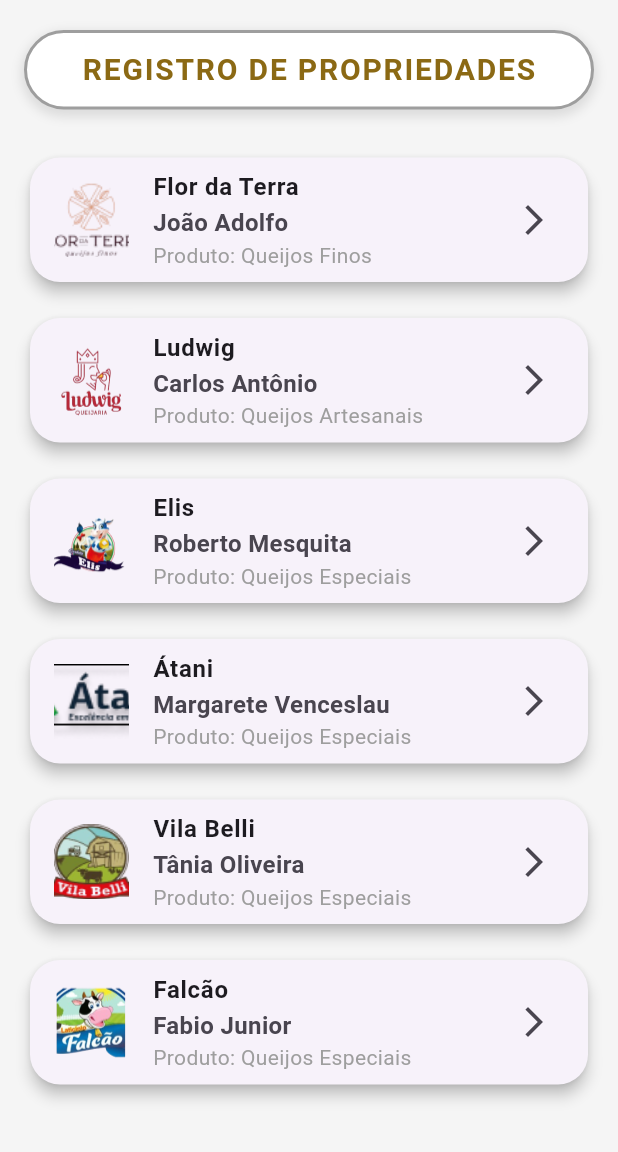
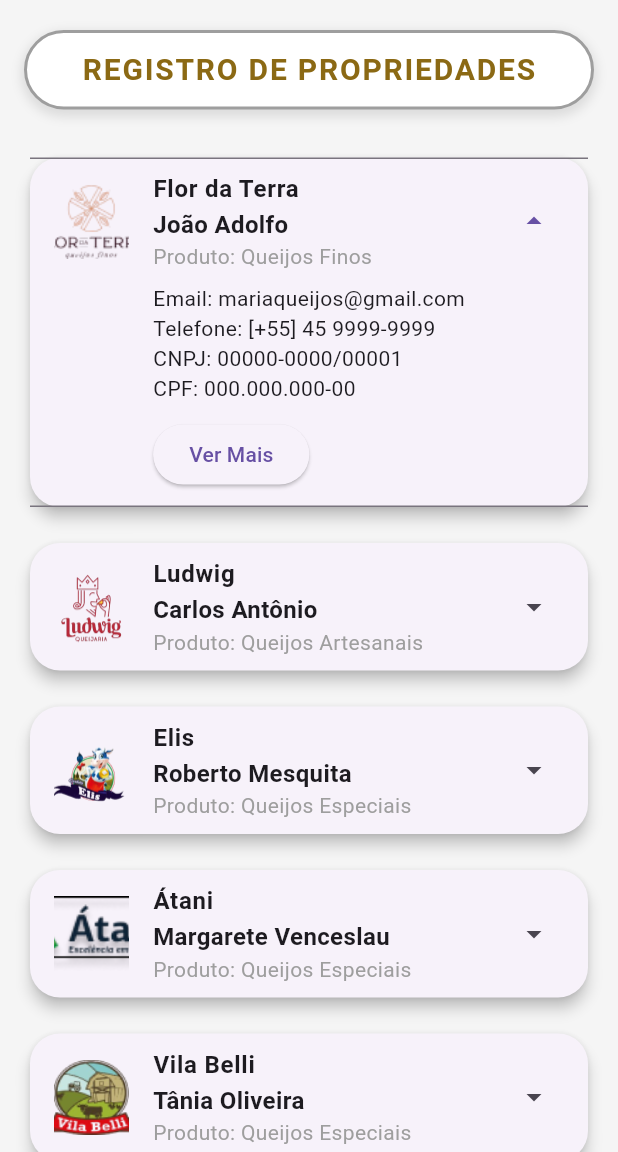
Before and after one commit to Grupo-3-Queijaria/Projeto-Integrador, a Flutter app: the RegistroPropriedades screen opened directly, after a tap on "Flor da Terra", on a phone screen of 412 x 824 dp, the part 84-1236 px from its top. Run offline on Flutter 3.47's test engine with Material 3 defaults, Android fonts, the phone set to English and light mode, and no system bars; missing offline and left inert: splash_screen_view.

Commit message:
Listagem de propriedades finalizada

```diff
--- a/lib/RegistroPropriedades.dart
+++ b/lib/RegistroPropriedades.dart
@@ -56,7 +56,8 @@
         children: [
           // Título estilizado "REGISTRO DE PROPRIEDADES"
           Padding(
-            padding: const EdgeInsets.symmetric(vertical: 20.0, horizontal: 16.0),
+            padding:
+                const EdgeInsets.symmetric(vertical: 20.0, horizontal: 16.0),
             child: Container(
               padding: const EdgeInsets.symmetric(vertical: 10, horizontal: 20),
               decoration: BoxDecoration(
@@ -95,14 +96,19 @@
               itemCount: propriedades.length,
               itemBuilder: (context, index) {
                 final propriedade = propriedades[index];
+                bool isExpanded = false;
+
                 return Padding(
-                  padding: const EdgeInsets.symmetric(vertical: 8.0, horizontal: 16.0),
+                  padding: const EdgeInsets.symmetric(
+                      vertical: 8.0, horizontal: 16.0),
                   child: Card(
                     shape: RoundedRectangleBorder(
                       borderRadius: BorderRadius.circular(20),
                     ),
                     elevation: 4,
-                    child: ListTile(
+                    child: StatefulBuilder(
+                      builder: (context, setState) {
+                        return ExpansionTile(
                           leading: Image.asset(
                             propriedade['imagem']!,
                             width: 50,
@@ -135,9 +141,42 @@
                               ),
                             ],
                           ),
-                    trailing: const Icon(Icons.arrow_forward_ios),
-                      onTap: () {
-                        // Ação ao clicar em cada item
+                          trailing: AnimatedRotation(
+                            turns: isExpanded
+                                ? 0.5
+                                : 0.0, // 0.5 volta completa (180 graus)
+                            duration: const Duration(milliseconds: 300),
+                            child: const Icon(Icons.arrow_drop_down),
+                          ),
+                          onExpansionChanged: (expanded) {
+                            setState(() {
+                              isExpanded = expanded;
+                            });
+                          },
+                          children: [
+                            Padding(
+                              padding:
+                                  const EdgeInsets.symmetric(horizontal: 16.0),
+                              child: Column(
+                                crossAxisAlignment: CrossAxisAlignment.start,
+                                children: [
+                                  Text('Email: ${propriedade['email']}'),
+                                  Text('Telefone: ${propriedade['telefone']}'),
+                                  Text('CNPJ: ${propriedade['cnpj']}'),
+                                  Text('CPF: ${propriedade['cpf']}'),
+                                  const SizedBox(height: 10),
+                                  ElevatedButton(
+                                    onPressed: () {
+                                      // Ação do botão "Ver Mais"
+                                    },
+                                    child: const Text('Ver Mais'),
+                                  ),
+                                ],
+                              ),
+                            ),
+                            const SizedBox(height: 10), // Espaço entre os itens
+                          ],
+                        );
                       },
                     ),
                   ),
```
Lines whose indentation alone changed are shown as unchanged.
